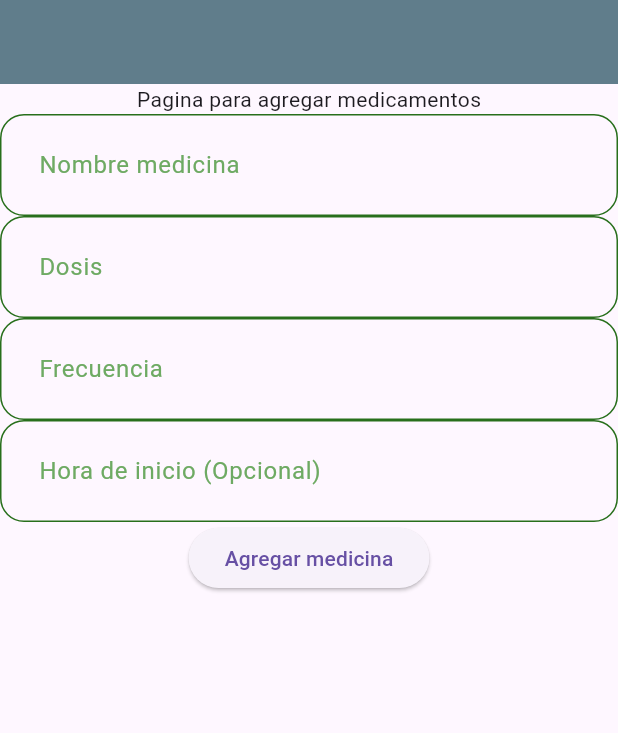
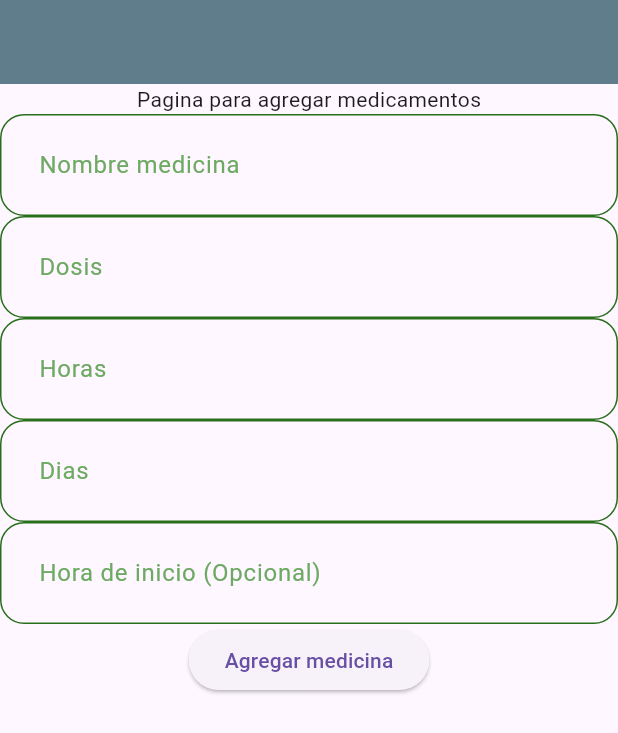
Before and after one commit to FernandoJPalma/Proyecto_Final, a Flutter app: the AgregarMedicamento screen opened by its route, on a phone screen of 412 x 824 dp. Shown: the top 733 px of the screen. Run offline on Flutter 3.47's test engine with Material 3 defaults, Android fonts, the phone set to English and light mode, and no system bars; our stand-ins replace flutter_local_notifications, get, get_storage, go_router, timezone; accounts and stored records are empty.

Commit message:
Listado de medicamentos actualizado
Se actualizo la clase de medicamento y ademas se agrego la funcionalidad para guardar las horas en que se debe tomar segun cada cuantas horas y cuantos dias

```diff
--- a/proyecto_final/lib/models/medicamento.dart
+++ b/proyecto_final/lib/models/medicamento.dart
@@ -1,29 +1,26 @@
-import 'package:flutter/material.dart';
-
-class Medicamento {
-  final String nombre;
+class Medicamento {  final String nombre;
   final String dosis;
   final Frecuencia frecuencia;
-  final String? descripcion;
-  final List<TimeOfDay> horas;
+  final String descripcion;
+  final List<DateTime> horas;
   Medicamento({
     required this.nombre,
     required this.dosis,
     required this.frecuencia,
     required this.horas,
-    this.descripcion,
+    this.descripcion='',
   });
-  static List<TimeOfDay> horasMedicamento(Frecuencia fr, TimeOfDay horaInicio) {
+  static List<DateTime> horasMedicamento(Frecuencia fr, DateTime horaInicio) {
     int dias = fr.dias;
     int hora = fr.horas;
     int veces = 0;
-    List<TimeOfDay> horasMedicamento = [];
+    // int h = horaInicio.hour;
+    // int m = horaInicio.minute;
+    List<DateTime> horasMedicamento = [];
 
-    while (dias * 24 < veces) {
-      int h = horaInicio.hour;
-      int m = horaInicio.minute;
-      horasMedicamento.add(TimeOfDay(hour: h + hora, minute: m));
+    while (dias * 24 > veces) {
       veces = veces + hora;
+      horasMedicamento.add(horaInicio.add(Duration(hours: veces)));
     }
 
     return horasMedicamento;
@@ -34,13 +31,9 @@ class Medicamento {
     dosis: map["dosis"],
     frecuencia: Frecuencia.fromJson(map["frecuencia"]),
     descripcion: map["descripcion"],
-    horas: (map['horas'] as List).map((h) {
-      final partes = h.split(':');
-      return TimeOfDay(
-        hour: int.parse(partes[0]),
-        minute: int.parse(partes[1]),
-      );
-    }).toList(),
+    horas: (map['horas'] as List)
+          .map((f) => DateTime.parse(f as String))
+          .toList(),
   );
 
   Map<String, dynamic> toJson() => {
@@ -49,12 +42,7 @@ class Medicamento {
     'dosis': dosis,
     'frecuencia': frecuencia.toJson(),
     'descripcion': descripcion,
-    'horas': horas
-        .map(
-          (h) =>
-              '${h.hour.toString().padLeft(2, '0')}:${h.minute.toString().padLeft(2, '0')}',
-        )
-        .toList(),
+    'horas': horas.map((f) => f.toIso8601String()).toList(),
   };
 }
 
--- a/proyecto_final/lib/routes/routes.dart
+++ b/proyecto_final/lib/routes/routes.dart
@@ -1,7 +1,9 @@
 import 'package:flutter/material.dart';
 import 'package:get_storage/get_storage.dart';
 import 'package:go_router/go_router.dart';
+import 'package:proyecto_final/models/medicamento.dart';
 import 'package:proyecto_final/views/agregar_medicamento.dart';
+import 'package:proyecto_final/views/detalle_medicamento.dart';
 import 'package:proyecto_final/views/home_page.dart';
 import 'package:proyecto_final/views/login_page.dart';
 import 'package:proyecto_final/views/medicamentos_agregados.dart';
@@ -57,6 +59,13 @@ final router = GoRouter(
       builder: (context, state) {
         return MedicamentosAgregados();
       },
+    ),GoRoute(
+      name: 'detalle medicamento',
+      path: '/detalle-medicamento',
+      builder: (context, state) {
+        final medicamento = state.extra as Medicamento;
+        return DetalleMedicamento(medicamento: medicamento,);
+      },
     ),
 
   ],
--- a/proyecto_final/lib/views/agregar_medicamento.dart
+++ b/proyecto_final/lib/views/agregar_medicamento.dart
@@ -11,14 +11,21 @@ class AgregarMedicamento extends StatelessWidget {
   Widget build(BuildContext context) {
     final nombreController = TextEditingController();
     final dosisController = TextEditingController();
-    final frecuenciaController = TextEditingController();
     final descripcionController = TextEditingController();
+    final diasController = TextEditingController();
+    final horasController = TextEditingController();
 
     void _AgregarMedicina() {
+      //Hacer las respectivas validaciones de cada campo
+      final fr = Frecuencia(
+        dias: int.parse(diasController.text),
+        horas: int.parse(horasController.text),
+      );
       final Medicamento med = Medicamento(
         nombre: nombreController.text,
         dosis: dosisController.text,
-        frecuencia: frecuenciaController.text,
+        frecuencia: fr,
+        horas: Medicamento.horasMedicamento(fr, DateTime.now()),
         descripcion: descripcionController.text,
       );
       medicamentoController.agregarMedicamento(med);
@@ -60,9 +67,23 @@ class AgregarMedicamento extends StatelessWidget {
             },
           ),
           TextFieldBasic(
-            txtController: frecuenciaController,
-            label: Text('Frecuencia'),
+            txtController: horasController,
+            label: Text('Horas'),
             hintText: 'Ingrese cada cuantas horas se debe tomar el medicamento',
+            kbtype: TextInputType.number,
+            textError: 'Interva lo de hora invalido',
+            validator: (value) {
+              if (value.length < 2 && value.isNotEmpty) {
+                return true;
+              } else {
+                return false;
+              }
+            },
+          ),
+          TextFieldBasic(
+            txtController: diasController,
+            label: Text('Dias'),
+            hintText: 'Ingrese por cuantos dias tomara el medicamento',
             kbtype: TextInputType.number,
             textError: 'Interva lo de hora invalido',
             validator: (value) {
```
Also changed, not shown: proyecto_final/lib/controllers/medicamentos_controller.dart (+5 -5 lines), proyecto_final/lib/views/detalle_medicamento.dart (added, +47 -0 lines), proyecto_final/lib/views/fragments/lista_medicamentos.dart (+46 -14 lines).
